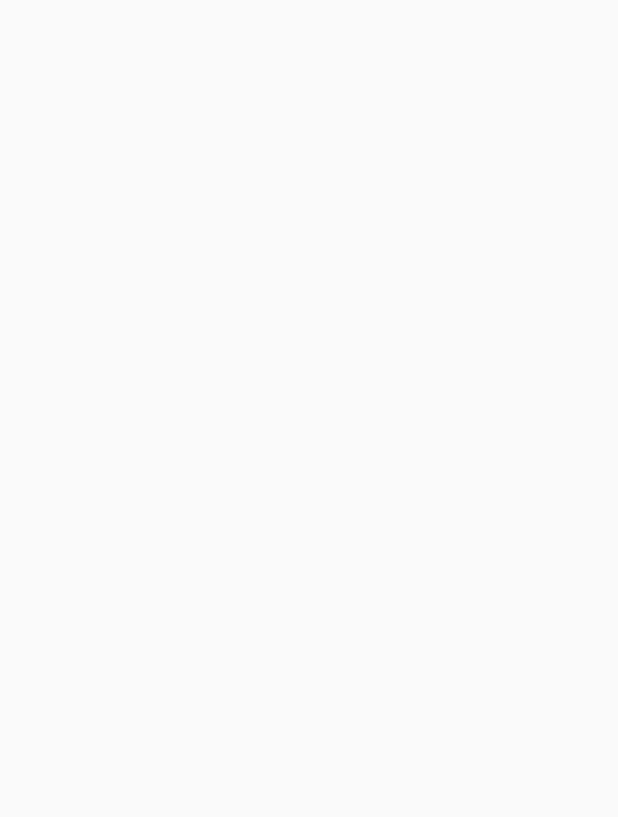
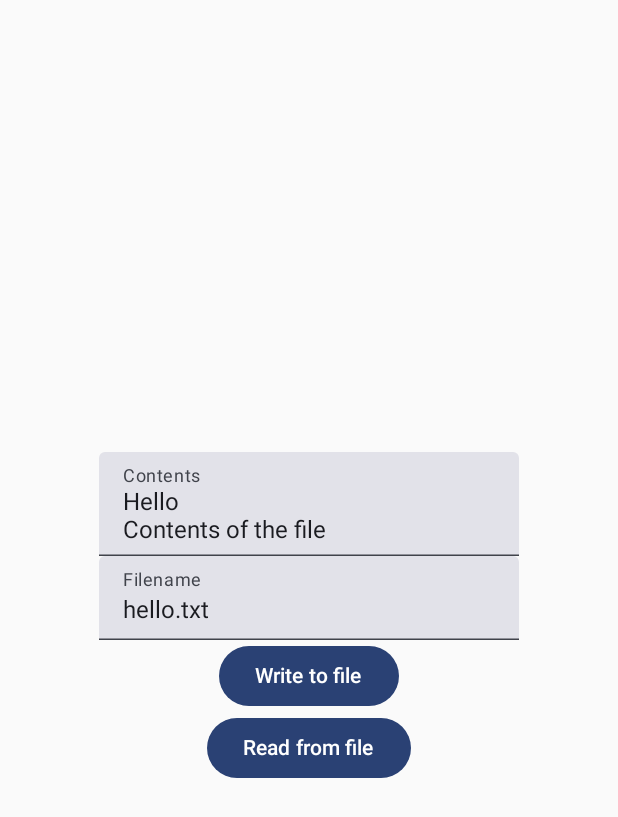
Before and after one commit to SanjayDevTech/StorageDemo, an Android app built with Jetpack Compose: the screen it shows after launch (MainActivity), on a phone screen of 412 x 824 dp. Before the commit the part shown is empty. Shown: the top 817 px of the screen. Run offline under Robolectric (Android 15) with nearby library versions, the phone set to English and light mode, and no system bars.

Commit message:
external storage

```diff
--- a/app/build.gradle
+++ b/app/build.gradle
@@ -50,6 +50,7 @@ dependencies {
     implementation 'androidx.core:core-ktx:1.8.0'
     implementation "androidx.compose.ui:ui:$compose_version"
     implementation "androidx.compose.material3:material3:1.0.0-alpha13"
+    implementation "com.google.accompanist:accompanist-permissions:0.23.1"
     implementation "androidx.compose.ui:ui-tooling-preview:$compose_version"
     implementation 'androidx.lifecycle:lifecycle-runtime-ktx:2.4.1'
     implementation 'androidx.activity:activity-compose:1.4.0'
--- a/app/src/main/AndroidManifest.xml
+++ b/app/src/main/AndroidManifest.xml
@@ -2,6 +2,8 @@
 <manifest xmlns:android="http://schemas.android.com/apk/res/android"
     xmlns:tools="http://schemas.android.com/tools"
     package="com.example.storagedemo">
+
+<!--    <uses-permission android:maxSdkVersion="28" android:name="android.permission.WRITE_EXTERNAL_STORAGE" />-->
 
     <application
         android:allowBackup="true"
@@ -11,8 +13,7 @@
         android:label="@string/app_name"
         android:roundIcon="@mipmap/ic_launcher_round"
         android:supportsRtl="true"
-        android:theme="@style/Theme.StorageDemo"
-        tools:targetApi="31">
+        android:theme="@style/Theme.StorageDemo">
         <activity
             android:name=".MainActivity"
             android:exported="true"
--- a/app/src/main/java/com/example/storagedemo/MainActivity.kt
+++ b/app/src/main/java/com/example/storagedemo/MainActivity.kt
@@ -1,11 +1,29 @@
 package com.example.storagedemo
 
+import android.Manifest
+import android.content.Context
+import android.content.pm.PackageManager
 import android.os.Bundle
+import android.os.Environment
+import android.widget.Toast
 import androidx.activity.ComponentActivity
 import androidx.activity.compose.setContent
-import androidx.compose.runtime.Composable
+import androidx.compose.foundation.layout.Arrangement
+import androidx.compose.foundation.layout.Column
+import androidx.compose.foundation.layout.fillMaxSize
+import androidx.compose.material3.Button
+import androidx.compose.material3.Text
+import androidx.compose.material3.TextField
+import androidx.compose.runtime.*
+import androidx.compose.ui.Alignment
+import androidx.compose.ui.Modifier
+import androidx.compose.ui.platform.LocalContext
 import androidx.compose.ui.tooling.preview.Preview
+import androidx.core.content.ContextCompat
 import com.example.storagedemo.ui.theme.StorageDemoTheme
+import com.google.accompanist.permissions.ExperimentalPermissionsApi
+import com.google.accompanist.permissions.rememberPermissionState
+import java.io.File
 
 class MainActivity : ComponentActivity() {
     override fun onCreate(savedInstanceState: Bundle?) {
@@ -18,8 +36,88 @@ class MainActivity : ComponentActivity() {
     }
 }
 
+val Context.isWritePermissionEnabled: Boolean
+    get() = ContextCompat.checkSelfPermission(
+        this,
+        Manifest.permission.WRITE_EXTERNAL_STORAGE
+    ) == PackageManager.PERMISSION_GRANTED
+
+fun Context.writeToFile(filename: String, contents: String) {
+    val file = File(applicationContext.getExternalFilesDir(Environment.DIRECTORY_DOCUMENTS), filename)
+    println(file.path)
+    file.writeText(contents)
+}
+
+fun Context.readFromFile(filename: String): String {
+    val file = File(applicationContext.getExternalFilesDir(Environment.DIRECTORY_DOCUMENTS), filename)
+    return file.readText()
+}
+
+@OptIn(ExperimentalPermissionsApi::class)
 @Composable
 fun MainScreen() {
+    var contents by remember {
+        mutableStateOf(
+            """
+            Hello
+            Contents of the file
+        """.trimIndent()
+        )
+    }
+    var filename by remember {
+        mutableStateOf("hello.txt")
+    }
+    val context = LocalContext.current
+//    val externalPermissionState =
+//        rememberPermissionState(permission = Manifest.permission.WRITE_EXTERNAL_STORAGE)
+    Column(
+        modifier = Modifier.fillMaxSize(),
+        horizontalAlignment = Alignment.CenterHorizontally,
+        verticalArrangement = Arrangement.Center,
+    ) {
+        TextField(
+            value = contents,
+            onValueChange = { contents = it },
+            label = { Text(text = "Contents") },
+            placeholder = {
+                Text(text = "Type the contents")
+            },
+        )
+        TextField(
+            value = filename,
+            onValueChange = { filename = it },
+            singleLine = true,
+            label = { Text(text = "Filename") },
+            placeholder = {
+                Text(text = "Type the filename")
+            },
+        )
+        Button(onClick = {
+            try {
+//                if (externalPermissionState.hasPermission) {
+                    context.writeToFile(filename, contents)
+                    Toast.makeText(context, "Written to file $filename", Toast.LENGTH_SHORT).show()
+//                } else {
+//                    externalPermissionState.launchPermissionRequest()
+//                }
+            } catch (e: Exception) {
+                Toast.makeText(context, "Exception: ${e.message}", Toast.LENGTH_SHORT).show()
+            }
+        }) {
+            Text(text = "Write to file")
+        }
+        Button(onClick = {
+            contents = ""
+            try {
+                contents = context.readFromFile(filename)
+                Toast.makeText(context, "Read from file $filename", Toast.LENGTH_SHORT).show()
+            } catch (e: Exception) {
+                Toast.makeText(context, "Exception: ${e.message}", Toast.LENGTH_SHORT).show()
+            }
+        }) {
+            Text(text = "Read from file")
+        }
+    }
 }
 
 @Preview(showBackground = true)
```
